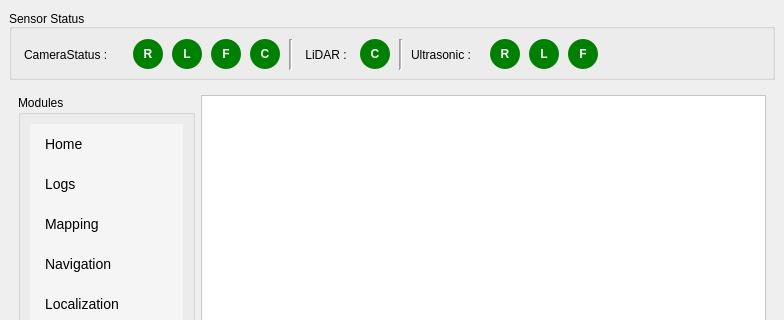
Qt form src/test_tool/src/iris_tool/mainwindow.ui (Madhanprince/iris_test_tool) before a commit; both pictures show x 0 to 784 and y 0 to 320 of the 784 by 615 pixel window.
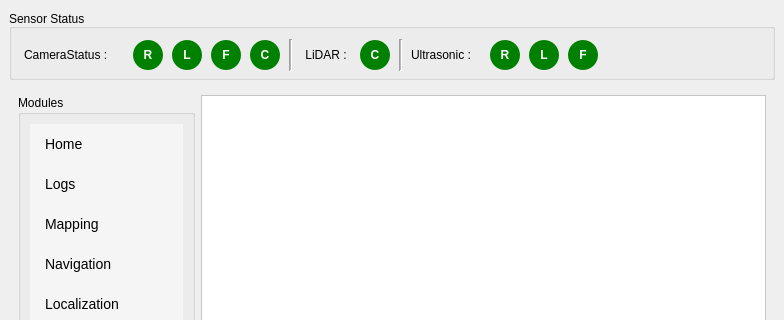
The same form after that commit.

Diff of the .ui file:
```diff
--- a/src/test_tool/src/iris_tool/mainwindow.ui
+++ b/src/test_tool/src/iris_tool/mainwindow.ui
@@ -62,7 +62,7 @@
          <x>12</x>
          <y>30</y>
          <width>591</width>
-         <height>31</height>
+         <height>32</height>
         </rect>
        </property>
        <property name="minimumSize">
@@ -699,16 +699,11 @@
           </layout>
          </widget>
          <widget class="QWidget" name="Mapping">
-          <widget class="QWidget" name="widget_2" native="true">
-           <property name="geometry">
-            <rect>
-             <x>9</x>
-             <y>9</y>
-             <width>543</width>
-             <height>440</height>
-            </rect>
-           </property>
-          </widget>
+          <layout class="QVBoxLayout" name="verticalLayout_8">
+           <item>
+            <widget class="QWidget" name="widget_2" native="true"/>
+           </item>
+          </layout>
          </widget>
         </widget>
        </item>
```
